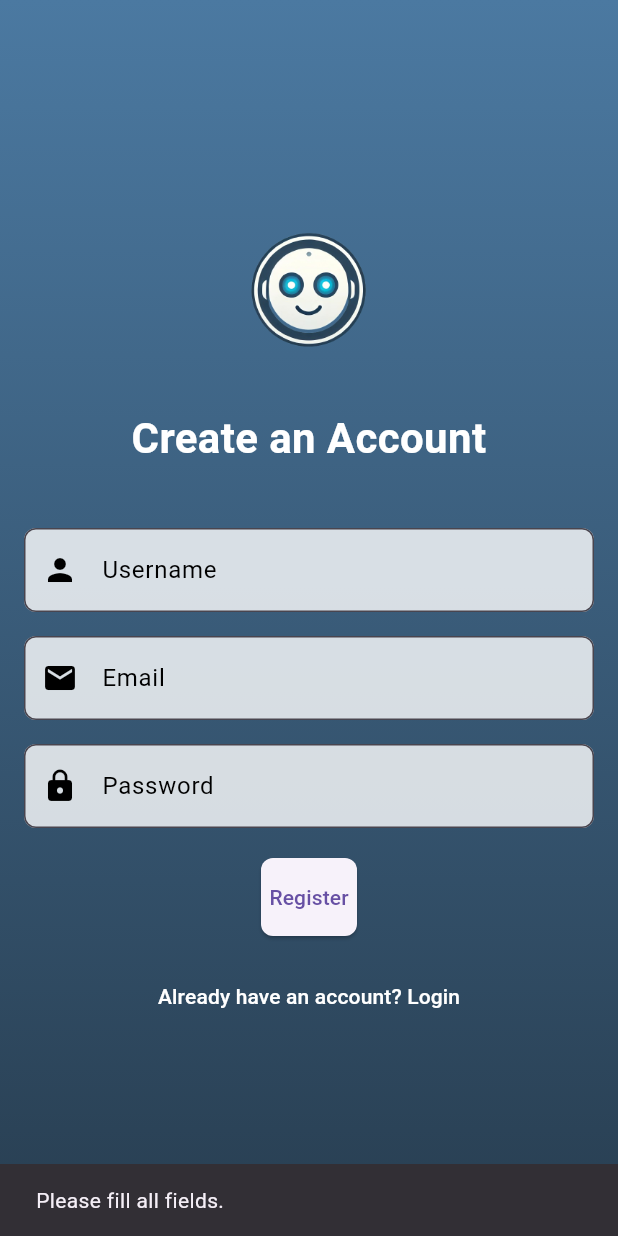
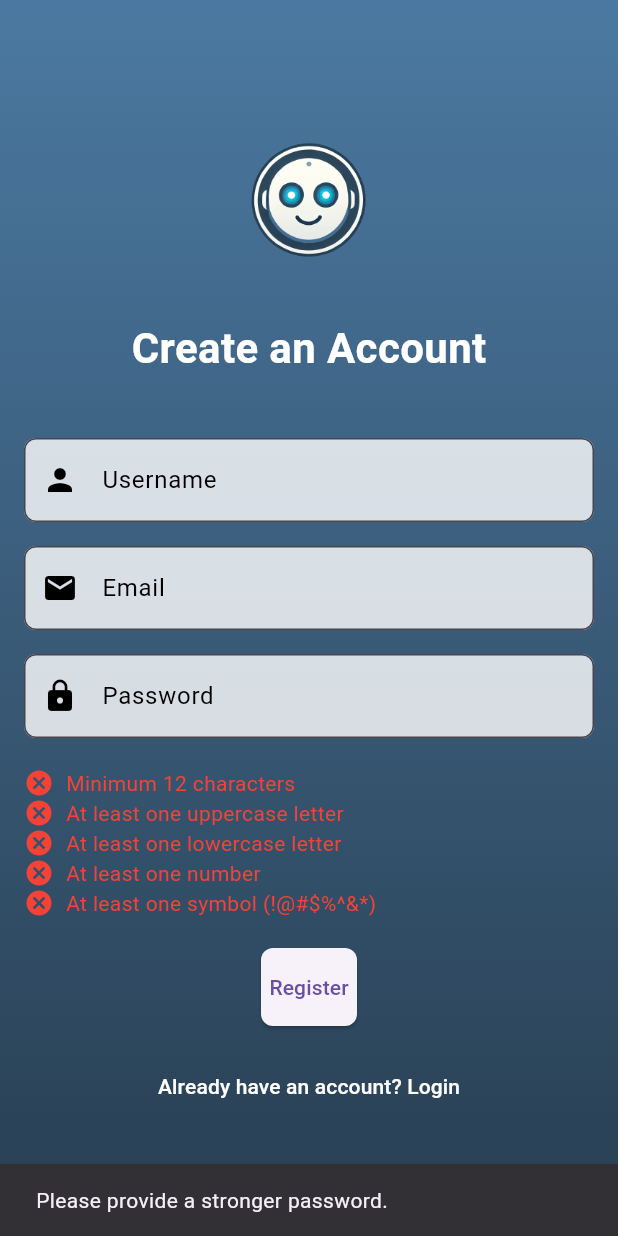
Before and after one commit to MohammedBendahrass/Emotionnel_Intelligent_Chatbot, a Flutter app: the RegisterPage screen opened by its route, after a tap on "Register", on a phone screen of 412 x 824 dp. Run offline on Flutter 3.47's test engine with Material 3 defaults, Android fonts, the phone set to English and light mode, and no system bars; our stand-ins replace shared_preferences; accounts and stored records are empty.

Commit message:
first one

```diff
--- a/iechatbot/lib/screens/register_page.dart
+++ b/iechatbot/lib/screens/register_page.dart
@@ -13,25 +13,41 @@ class _RegisterPageState extends State<RegisterPage> {
   final TextEditingController _passwordController = TextEditingController();
   bool _isLoading = false;
 
+  // Variables for password validation
+  bool _isLongEnough = false;
+  bool _hasUppercase = false;
+  bool _hasLowercase = false;
+  bool _hasNumber = false;
+  bool _hasSymbol = false;
+
+  // Validate password and update state
+  void _validatePassword(String password) {
+    setState(() {
+      _isLongEnough = password.length >= 12;
+      _hasUppercase = password.contains(RegExp(r'[A-Z]'));
+      _hasLowercase = password.contains(RegExp(r'[a-z]'));
+      _hasNumber = password.contains(RegExp(r'[0-9]'));
+      _hasSymbol = password.contains(RegExp(r'[!@#$%^&*(),.?":{}|<>]'));
+    });
+  }
+
   // Function to handle registration
   Future<void> _register() async {
+    final username = _usernameController.text;
+    final email = _emailController.text;
+    final password = _passwordController.text;
+
+    // Check if password is strong enough
+    if (!_isLongEnough || !_hasUppercase || !_hasLowercase || !_hasNumber || !_hasSymbol) {
+      ScaffoldMessenger.of(context).showSnackBar(
+        const SnackBar(content: Text('Please provide a stronger password.')),
+      );
+      return;
+    }
+
     setState(() {
       _isLoading = true;
     });
-
-    final username = _usernameController.text.trim();
-    final email = _emailController.text.trim();
-    final password = _passwordController.text.trim();
-
-    if (username.isEmpty || email.isEmpty || password.isEmpty) {
-      ScaffoldMessenger.of(context).showSnackBar(
-        const SnackBar(content: Text('Please fill all fields.')),
-      );
-      setState(() {
-        _isLoading = false;
-      });
-      return;
-    }
 
     final response = await http.post(
       Uri.parse('http://127.0.0.1:8000/auth/register'),
@@ -48,7 +64,7 @@ class _RegisterPageState extends State<RegisterPage> {
       ScaffoldMessenger.of(context).showSnackBar(
         SnackBar(content: Text(responseData['message'])),
       );
-      Navigator.pop(context);
+      Navigator.pop(context); // Navigate back to login page
     } else {
       final errorData = json.decode(response.body);
       ScaffoldMessenger.of(context).showSnackBar(
@@ -66,7 +82,7 @@ class _RegisterPageState extends State<RegisterPage> {
     return Scaffold(
       body: Stack(
         children: [
-          // Background color or gradient
+          // Background gradient
           Container(
             decoration: const BoxDecoration(
               gradient: LinearGradient(
@@ -82,19 +98,19 @@ class _RegisterPageState extends State<RegisterPage> {
               child: Column(
                 crossAxisAlignment: CrossAxisAlignment.center,
                 children: [
-                  // Chatbot Icon
+                  // App Icon
                   Container(
                     height: 120,
                     width: 120,
                     decoration: const BoxDecoration(
                       image: DecorationImage(
-                        image: AssetImage('assets/register_background.png'), // Replace with the actual path
+                        image: AssetImage('assets/register_background.png'),
                         fit: BoxFit.contain,
                       ),
                     ),
                   ),
                   const SizedBox(height: 16),
-                  // "Create an Account" Text
+                  // Title
                   const Text(
                     'Create an Account',
                     style: TextStyle(
@@ -102,7 +118,6 @@ class _RegisterPageState extends State<RegisterPage> {
                       fontWeight: FontWeight.bold,
                       color: Colors.white,
                     ),
-                    textAlign: TextAlign.center,
                   ),
                   const SizedBox(height: 40),
                   // Username TextField
@@ -140,6 +155,7 @@ class _RegisterPageState extends State<RegisterPage> {
                   TextFormField(
                     controller: _passwordController,
                     obscureText: true,
+                    onChanged: _validatePassword,
                     decoration: InputDecoration(
                       filled: true,
                       fillColor: Colors.white.withOpacity(0.8),
@@ -152,25 +168,37 @@ class _RegisterPageState extends State<RegisterPage> {
                     ),
                   ),
                   const SizedBox(height: 20),
+                  // Password strength indicators
+                  Column(
+                    crossAxisAlignment: CrossAxisAlignment.start,
+                    children: [
+                      _buildPasswordRequirement('Minimum 12 characters', _isLongEnough),
+                      _buildPasswordRequirement('At least one uppercase letter', _hasUppercase),
+                      _buildPasswordRequirement('At least one lowercase letter', _hasLowercase),
+                      _buildPasswordRequirement('At least one number', _hasNumber),
+                      _buildPasswordRequirement('At least one symbol (!@#\$%^&*)', _hasSymbol),
+                    ],
+                  ),
+                  const SizedBox(height: 20),
                   // Register Button
                   ElevatedButton(
                     onPressed: _isLoading ? null : _register,
                     style: ElevatedButton.styleFrom(
+                      // backgroundColor: Colors.blue[700],
                       padding: const EdgeInsets.symmetric(vertical: 16),
                       shape: RoundedRectangleBorder(
                         borderRadius: BorderRadius.circular(8),
                       ),
-                      //backgroundColor: const Color(0xFF4B79A1), // Button color
                     ),
                     child: _isLoading
                         ? const CircularProgressIndicator(color: Colors.white)
                         : const Text('Register'),
                   ),
                   const SizedBox(height: 16),
-                  // Link back to Login Page
+                  // Link to Login Page
                   TextButton(
                     onPressed: () {
-                      Navigator.pop(context);
+                      Navigator.pop(context); // Go back to login page
                     },
                     child: const Text(
                       'Already have an account? Login',
@@ -185,4 +213,24 @@ class _RegisterPageState extends State<RegisterPage> {
       ),
     );
   }
+
+  // Build password requirement row
+  Widget _buildPasswordRequirement(String requirement, bool isValid) {
+    return Row(
+      children: [
+        Icon(
+          isValid ? Icons.check_circle : Icons.cancel,
+          color: isValid ? Colors.green : Colors.red,
+          size: 20,
+        ),
+        const SizedBox(width: 8),
+        Text(
+          requirement,
+          style: TextStyle(
+            color: isValid ? Colors.green : Colors.red,
+          ),
+        ),
+      ],
+    );
+  }
 }
```
